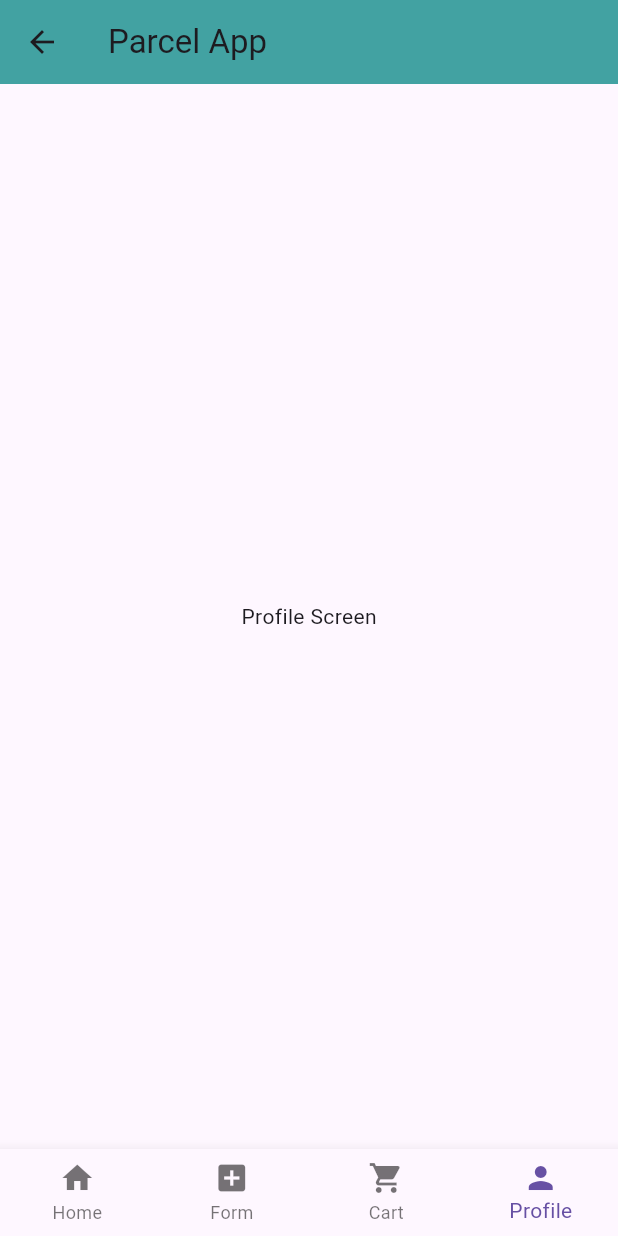
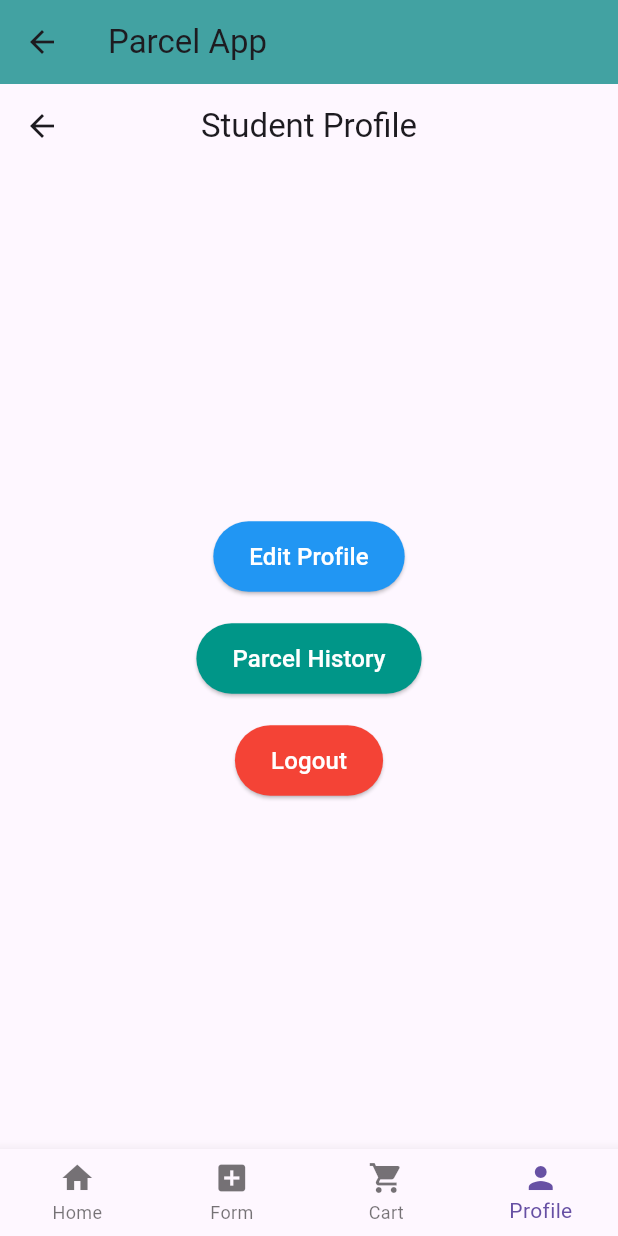
Before and after one commit to HaniffHazmi/KKDK_PDA_Flutter, a Flutter app: the HomeScreen screen opened by its route, item 4 of the bottom bar chosen, on a phone screen of 412 x 824 dp. Run offline on Flutter 3.47's test engine with Material 3 defaults, Android fonts, the light colour scheme and no system bars; our stand-ins replace cloud_firestore, firebase_auth, firebase_core; accounts and stored records are empty.

Commit message:
Added controller for parcel status and log out functions for bot user.

```diff
--- a/lib/main.dart
+++ b/lib/main.dart
@@ -3,7 +3,7 @@ import 'package:firebase_core/firebase_core.dart';
 import 'package:flutterapp/screens/admin/admin_dashboard_screen.dart';
 import 'auth/login_screen.dart';
 import 'auth/register_screen.dart';
-import 'screens/home_screen.dart';  // Import the Home Screen
+import 'screens/student/home_screen.dart';  // Import the Home Screen
 import 'firebase_options.dart';
 
 void main() async {
--- a/lib/models/parcel.dart
+++ b/lib/models/parcel.dart
@@ -1,4 +1,4 @@
-import 'package:cloud_firestore/cloud_firestore.dart';
+
 
 enum College { TunFatimah, TunDrIsmail }
 
@@ -19,7 +19,8 @@ enum Level {
 enum ParcelStatus {
   pending,
   found,
-  awaitingPayment,
+  unfound,
+  paid,
   delivered,
 }
 
--- a/lib/screens/admin/admin_dashboard_screen.dart
+++ b/lib/screens/admin/admin_dashboard_screen.dart
@@ -1,7 +1,7 @@
 import 'package:flutter/material.dart';
 import '../../widgets/dashboard_drawer.dart'; // Import the drawer widget
 import 'manage_parcels_screen.dart';
-import '../../models/parcel.dart';
+
 
 class AdminDashboardScreen extends StatefulWidget {
   const AdminDashboardScreen({super.key});
--- a/lib/screens/home_screen.dart
+++ b/lib/screens/student/home_screen.dart
@@ -1,7 +1,8 @@
 import 'package:flutter/material.dart';
-import 'package:flutterapp/screens/parcel_form_screen.dart';
-import '../widgets/bottom_nav.dart';
-import '../widgets/student_parcel_list.dart';
+import 'package:flutterapp/screens/student/parcel_form_screen.dart';
+import 'package:flutterapp/screens/student/student_profile_screen.dart';
+import '../../widgets/bottom_nav.dart';
+import '../../widgets/student_parcel_list.dart';
 
 class HomeScreen extends StatefulWidget {
   const HomeScreen({super.key});
@@ -17,7 +18,7 @@ class _HomeScreenState extends State<HomeScreen> {
     StudentParcelList(),
     ParcelFormScreen(), // Placeholder
     Center(child: Text('Cart Screen')), // Placeholder
-    Center(child: Text('Profile Screen')), // Placeholder
+    StudentProfileScreen(),
   ];
 
   void _onNavTapped(int index) {
--- a/lib/screens/parcel_form_screen.dart
+++ b/lib/screens/student/parcel_form_screen.dart
@@ -1,7 +1,7 @@
 import 'package:flutter/material.dart';
 import 'package:firebase_auth/firebase_auth.dart';
-import '../models/parcel.dart';
-import '../services/parcel_service.dart';
+import '../../models/parcel.dart';
+import '../../services/parcel_service.dart';
 
 class ParcelFormScreen extends StatefulWidget {
   @override
--- /dev/null
+++ b/lib/screens/student/student_profile_screen.dart
@@ -0,0 +1,61 @@
+import 'package:flutter/material.dart';
+import '../../../services/auth_service.dart';
+
+class StudentProfileScreen extends StatelessWidget {
+  const StudentProfileScreen({super.key});
+
+  @override
+  Widget build(BuildContext context) {
+    return Scaffold(
+      appBar: AppBar(
+        title: const Text('Student Profile'),
+        centerTitle: true,
+      ),
+      body: Center(
+        child: Padding(
+          padding: const EdgeInsets.symmetric(horizontal: 32.0),
+          child: Column(
+            mainAxisAlignment: MainAxisAlignment.center,
+            children: [
+              ElevatedButton(
+                onPressed: () {
+                  Navigator.pushNamed(context, '/edit-profile');
+                },
+                style: ElevatedButton.styleFrom(
+                  backgroundColor: Colors.blue,
+                  foregroundColor: Colors.white,
+                  padding: const EdgeInsets.symmetric(horizontal: 24, vertical: 12),
+                ),
+                child: const Text('Edit Profile', style: TextStyle(fontSize: 16)),
+              ),
+              const SizedBox(height: 20),
+              ElevatedButton(
+                onPressed: () {
+                  Navigator.pushNamed(context, '/parcel-history');
+                },
+                style: ElevatedButton.styleFrom(
+                  backgroundColor: Colors.teal,
+                  foregroundColor: Colors.white,
+                  padding: const EdgeInsets.symmetric(horizontal: 24, vertical: 12),
+                ),
+                child: const Text('Parcel History', style: TextStyle(fontSize: 16)),
+              ),
+              const SizedBox(height: 20),
+              ElevatedButton(
+                onPressed: () {
+                  AuthService.instance.logout(context);
+                },
+                style: ElevatedButton.styleFrom(
+                  backgroundColor: Colors.red,
+                  foregroundColor: Colors.white,
+                  padding: const EdgeInsets.symmetric(horizontal: 24, vertical: 12),
+                ),
+                child: const Text('Logout', style: TextStyle(fontSize: 16)),
+              ),
+            ],
+          ),
+        ),
+      ),
+    );
+  }
+}
--- /dev/null
+++ b/lib/services/auth_service.dart
@@ -0,0 +1,30 @@
+import 'package:firebase_auth/firebase_auth.dart';
+import 'package:flutter/material.dart';
+
+class AuthService {
+  // Singleton pattern
+  AuthService._privateConstructor();
+  static final AuthService instance = AuthService._privateConstructor();
+
+  final FirebaseAuth _auth = FirebaseAuth.instance;
+
+  /// Logs out the current user (admin or student)
+  Future<void> logout(BuildContext context) async {
+    try {
+      await _auth.signOut();
+
+      // After logout, navigate to login screen and clear navigation stack
+      Navigator.pushNamedAndRemoveUntil(
+        context,
+        '/login',  // Your login route name here
+            (route) => false,
+      );
+    } catch (e) {
+      // You can handle errors here (e.g., show a dialog)
+      debugPrint('Logout error: $e');
+      ScaffoldMessenger.of(context).showSnackBar(
+        SnackBar(content: Text('Failed to logout. Please try again.')),
+      );
+    }
+  }
+}
--- a/lib/widgets/dashboard_drawer.dart
+++ b/lib/widgets/dashboard_drawer.dart
@@ -1,4 +1,5 @@
 import 'package:flutter/material.dart';
+import 'package:flutterapp/services/auth_service.dart';
 
 class DashboardDrawer extends StatelessWidget {
   final int selectedIndex;
@@ -54,6 +55,7 @@ class DashboardDrawer extends StatelessWidget {
             onTap: () {
               // TODO: Add logout logic here
               Navigator.pop(context);
+              AuthService.instance.logout(context);
             },
           ),
         ],
```
Also changed, not shown: lib/screens/admin/admin_parcel_details_screen.dart (+22 -9 lines), lib/services/status_update_service.dart (added, +33 -0 lines), lib/firebase_options.dart.
